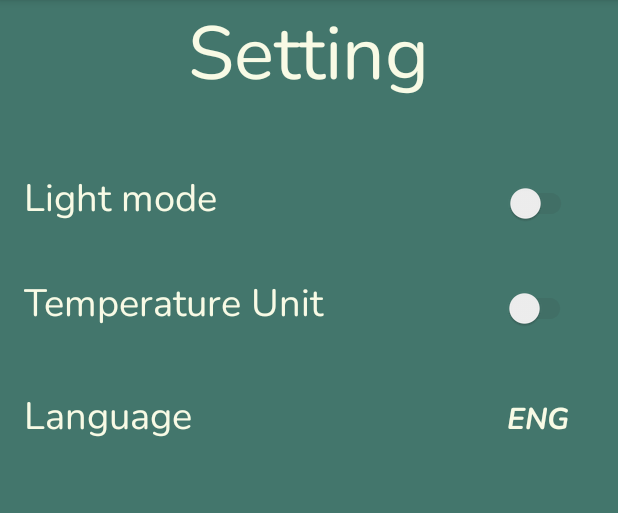
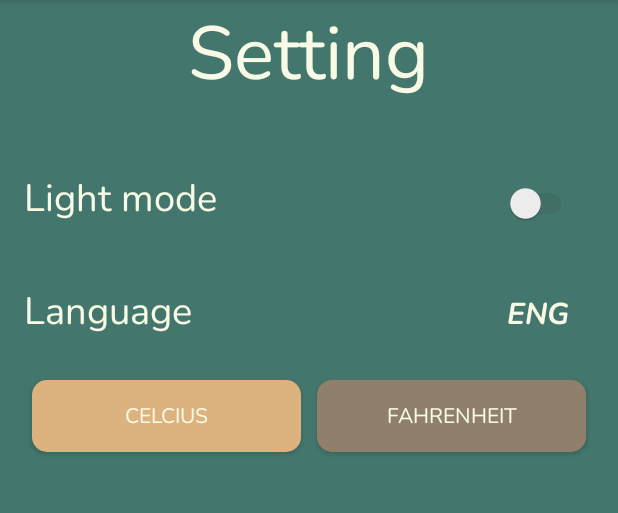
Before and after one commit to NHPI12/Group-Project-Soil-Condition-Analysis, an Android app: the setting screen opened directly, with no data from a screen before it, on a phone screen of 412 x 824 dp, the part 84-597 px from its top. Run offline under Robolectric (Android 15) with nearby library versions, the light colour scheme and no system bars.

Commit message:
Fix Settings UI (in progress)

```diff
--- a/soiCondition/app/src/main/AndroidManifest.xml
+++ b/soiCondition/app/src/main/AndroidManifest.xml
@@ -1,10 +1,8 @@
 <?xml version="1.0" encoding="utf-8"?>
 <manifest xmlns:android="http://schemas.android.com/apk/res/android"
     xmlns:tools="http://schemas.android.com/tools">
-
     <uses-permission android:name="android.permission.INTERNET" />
     <uses-permission android:name="android.permission.ACCESS_NETWORK_STATE" />
-
     <application
         android:allowBackup="true"
         android:dataExtractionRules="@xml/data_extraction_rules"
@@ -38,11 +36,9 @@
                 <action android:name="android.intent.action.MAIN" />
                 <category android:name="android.intent.category.LAUNCHER" />
             </intent-filter>
-
         </activity>
         <activity
             android:name=".plantListActivity"
             android:exported="false" />
     </application>
-
 </manifest>
--- a/soiCondition/app/src/main/java/vn/edu/usth/soicondition/MainActivity.java
+++ b/soiCondition/app/src/main/java/vn/edu/usth/soicondition/MainActivity.java
@@ -787,8 +787,8 @@ public class MainActivity extends AppCompatActivity implements SelectedPlantsAda
             }
         });
     }
-
     private void updateLineChart(LineChart lineChart, List<Entry> entries, String label, List<String> timestamps, int Value, int minValue, int maxValue) {
+        Collections.reverse(timestamps);
         int dataSize = entries.size();
         final List<Entry> finalEntries = new ArrayList<>(entries);
         final List<String> finalTimestamps = new ArrayList<>(timestamps);
@@ -821,6 +821,7 @@ public class MainActivity extends AppCompatActivity implements SelectedPlantsAda
                 }
             }
         });
+
         float overallAverage = calculateOverallAverage(finalEntries);
         // Dynamically set the limit line color based on the overall average
         Drawable chartBackground = determineChartBackgroundColor(overallAverage, Value);
--- a/soiCondition/app/src/main/java/vn/edu/usth/soicondition/network/DatabaseLocal/RetrofitDatabase.java
+++ b/soiCondition/app/src/main/java/vn/edu/usth/soicondition/network/DatabaseLocal/RetrofitDatabase.java
@@ -11,7 +11,7 @@ import vn.edu.usth.soicondition.network.ApiServiceDatabase;
 public class RetrofitDatabase {
     // private static final String BASE_URL = "http://172.31.99.32/codes/fetchdata.php/"; // USTH FLoor 4
     //private static final String BASE_URL = "http://192.168.1.150/codes/fetchdata.php/"; // 40th floor Tan Hoang Minh 4016
-    private static final String BASE_URL = "http://192.168.1.149/codes/fetchdata.php/"; // 42th floor Tan Hoang Minh 4217
+    private static final String BASE_URL = "http://192.168.68.113/codes/fetchdata.php/"; // Nha Anh Linh
     //private static final String BASE_URL = "http://192.168.50.149/codes/fetchdata.php/"; // Home floor 4
     //private static final String BASE_URL = "http://172.20.10.3/codes/fetchdata.php/"; // Nhat Anh Hotspot
     //private static final String BASE_URL = "http://10.10.15.132/codes/fetchdata.php/"; //USTH Student
--- a/soiCondition/app/src/main/java/vn/edu/usth/soicondition/setting.java
+++ b/soiCondition/app/src/main/java/vn/edu/usth/soicondition/setting.java
@@ -6,6 +6,7 @@ import androidx.annotation.NonNull;
 import androidx.appcompat.app.AppCompatActivity;
 import androidx.appcompat.app.AppCompatDelegate;
 import androidx.appcompat.widget.SwitchCompat;
+import androidx.core.content.ContextCompat;
 
 
 import android.annotation.SuppressLint;
@@ -21,6 +22,7 @@ import android.view.MotionEvent;
 import android.view.View;
 import android.widget.AdapterView;
 import android.widget.ArrayAdapter;
+import android.widget.Button;
 import android.widget.Spinner;
 import android.widget.Toast;
 import java.util.Objects;
@@ -32,8 +34,7 @@ public class setting extends AppCompatActivity {
     int lang;
     SharedPreferences sharedPreferences, sharedPreferences_tempvalue, sharedPreferences_tempmode, langspinPreference, whatlangPreference;
     SharedPreferences.Editor editor, editor_tempvalue, editor_mode, editlang, edit_whatlang;
-
-
+    private Button CelButton, FahButton;
     @SuppressLint("SetTextI18n")
     @Override
     protected void onCreate(Bundle savedInstanceState) {
@@ -41,7 +42,8 @@ public class setting extends AppCompatActivity {
         setContentView(R.layout.activity_setting);
         Objects.requireNonNull(getSupportActionBar()).setDisplayHomeAsUpEnabled(true);
 
-
+        CelButton = findViewById(R.id.CelciusButton);
+        FahButton = findViewById(R.id.FahrenheitButton);
         lightswitch = findViewById(R.id.lighswitch);
         sharedPreferences = getSharedPreferences("MODE", Context.MODE_PRIVATE);
         nightMode = sharedPreferences.getBoolean("nightMode", false);
@@ -68,42 +70,25 @@ public class setting extends AppCompatActivity {
         Objects.requireNonNull(getSupportActionBar()).setDisplayHomeAsUpEnabled(true);
 
 
-        //Tempunit
-        tempswitch = findViewById(R.id.tempswitch);
         tempValue = getIntent().getStringExtra("message");
 
         sharedPreferences_tempvalue = getSharedPreferences("MODE_TEMPVALUE", Context.MODE_PRIVATE);
         temperaTure = sharedPreferences_tempvalue.getString("temperaTure", "");
         sharedPreferences_tempmode = getSharedPreferences("MODE_TEMP", Context.MODE_PRIVATE);
         tempMode = sharedPreferences_tempmode.getBoolean("tempMode", false);
-
-        if (tempMode) {
-            tempswitch.setChecked(true);
+        if (!tempMode) {
+            // Celsius is the current mode
+            CelButton.setBackground(ContextCompat.getDrawable(getApplicationContext(), R.drawable.background_button_settings));
+            FahButton.setBackground(ContextCompat.getDrawable(getApplicationContext(), R.drawable.background_button_settings_dark));
+        } else {
+            // Fahrenheit is the current mode
+            FahButton.setBackground(ContextCompat.getDrawable(getApplicationContext(), R.drawable.background_button_settings));
+            CelButton.setBackground(ContextCompat.getDrawable(getApplicationContext(), R.drawable.background_button_settings_dark));
         }
-
-        tempswitch.setOnClickListener(view -> {
-            float tempunit = Float.parseFloat(tempValue);
-            if (tempMode == false) {
-                tempunit = (float) (tempunit*1.8 + 32);
-                editor_mode = sharedPreferences_tempmode.edit();
-                editor_mode.putBoolean("tempMode", true);
-            } else {
-                tempunit = (float) ((tempunit-32)/1.8);
-                editor_mode = sharedPreferences_tempmode.edit();
-                editor_mode.putBoolean("tempMode", false);
-            }
-            tempunit = (float) Math.floor(tempunit * 10) / 10;
-
-            editor_tempvalue = sharedPreferences_tempvalue.edit();
-            editor_tempvalue.putString("temperaTure", String.valueOf(tempunit));
-            editor_tempvalue.apply();
-            editor_mode.apply();
-        });
-
         /////lang
         Spinner spinner = findViewById(R.id.spinner);
         String[] lanGuage = {"ENG", "FRA", "VIE"};
-        CustomArrayAdapter customArrayAdapter = new CustomArrayAdapter(setting.this,R.layout.spinner_list,lanGuage);
+        CustomArrayAdapter customArrayAdapter = new CustomArrayAdapter(setting.this, R.layout.spinner_list, lanGuage);
         spinner.setAdapter(customArrayAdapter);
 
         langspinPreference = getSharedPreferences("Lang", Context.MODE_PRIVATE);
@@ -130,33 +115,43 @@ public class setting extends AppCompatActivity {
                     edit_whatlang = whatlangPreference.edit();
                     edit_whatlang.putString("whatlang", "fr");
 
-                }else{
+                } else {
                     edit_whatlang = whatlangPreference.edit();
-                    edit_whatlang.putString("whatland","vn");
+                    edit_whatlang.putString("whatland", "vn");
                 }
                 edit_whatlang.apply();
             }
+
             @Override
             public void onNothingSelected(AdapterView<?> parent) {
 
             }
         });
         spinner.setOnTouchListener((v, event) -> {
-            if (event.getAction() == MotionEvent.ACTION_UP){
+            if (event.getAction() == MotionEvent.ACTION_UP) {
                 customArrayAdapter.setDropDownShown(true);
                 v.performClick();
             }
             return false;
         });
+
+        CelButton.setOnClickListener(new View.OnClickListener() {
+            @Override
+            public void onClick(View v) {
+                FahButton.setBackground(ContextCompat.getDrawable(getApplicationContext(), R.drawable.background_button_settings_dark));
+                CelButton.setBackground(ContextCompat.getDrawable(getApplicationContext(), R.drawable.background_button_settings));
+                convertTemperatureAndSave(false);
+            }
+        });
+        FahButton.setOnClickListener(new View.OnClickListener() {
+            @Override
+            public void onClick(View v) {
+                CelButton.setBackground(ContextCompat.getDrawable(getApplicationContext(), R.drawable.background_button_settings_dark));
+                FahButton.setBackground(ContextCompat.getDrawable(getApplicationContext(), R.drawable.background_button_settings));
+                convertTemperatureAndSave(true);
+            }
+        });
     }
-
-
-    private void setAppLocale(@NonNull Context context, String localeCode){
-
-
-    }
-
-
     @Override
     public boolean onOptionsItemSelected(@NonNull MenuItem item) {
         // Handle action bar item clicks here
@@ -168,4 +163,31 @@ public class setting extends AppCompatActivity {
         }
         return super.onOptionsItemSelected(item);
     }
+    private void convertTemperatureAndSave(boolean toFahrenheit) {
+        // Assuming the original value is always in Celsius and stored in 'tempValue'
+        float originalTemp = Float.parseFloat(tempValue);
+        float convertedTemp;
+
+        // Check if the current mode is already Fahrenheit
+        if (toFahrenheit && !tempMode) {
+            // Convert from Celsius to Fahrenheit
+            convertedTemp = (originalTemp * 1.8f) + 32;
+        } else if (!toFahrenheit && tempMode) {
+            // Convert from Fahrenheit to Celsius
+            convertedTemp = (originalTemp - 32) / 1.8f;
+        } else {
+            // No conversion needed if the current mode matches the desired mode
+            convertedTemp = originalTemp;
+        }
+
+        convertedTemp = (float) Math.floor(convertedTemp * 10) / 10;
+
+        editor_tempvalue = sharedPreferences_tempvalue.edit();
+        editor_tempvalue.putString("temperaTure", String.valueOf(convertedTemp));
+        editor_tempvalue.apply();
+
+        editor_mode = sharedPreferences_tempmode.edit();
+        editor_mode.putBoolean("tempMode", toFahrenheit);
+        editor_mode.apply();
+    }
 }
--- /dev/null
+++ b/soiCondition/app/src/main/res/drawable/background_button_settings.xml
@@ -0,0 +1,5 @@
+<?xml version="1.0" encoding="utf-8"?>
+<shape xmlns:android="http://schemas.android.com/apk/res/android">
+    <solid android:color="@color/lightlilbrown" />
+    <corners android:radius="10dp" />
+</shape>
--- /dev/null
+++ b/soiCondition/app/src/main/res/drawable/background_button_settings_dark.xml
@@ -0,0 +1,5 @@
+<?xml version="1.0" encoding="utf-8"?>
+<shape xmlns:android="http://schemas.android.com/apk/res/android">
+    <solid android:color="@color/darklilbrown" />
+    <corners android:radius="10dp" />
+</shape>
--- a/soiCondition/app/src/main/res/layout/activity_main.xml
+++ b/soiCondition/app/src/main/res/layout/activity_main.xml
@@ -392,7 +392,6 @@
                     android:layout_width="wrap_content"
                     android:layout_height="wrap_content"
                     android:textSize="32sp"
-
                     style="@style/TextColorData"/>
                 <TextView
                     android:id="@+id/tempUnit"
--- a/soiCondition/app/src/main/res/layout/activity_plant_details.xml
+++ b/soiCondition/app/src/main/res/layout/activity_plant_details.xml
@@ -292,10 +292,11 @@
                 </androidx.cardview.widget.CardView>
                 <androidx.core.widget.NestedScrollView
                     android:layout_width="match_parent"
-                    android:layout_height="245dp">
+                    android:layout_height="wrap_content"
+                    android:layout_weight="1">
                     <androidx.cardview.widget.CardView
                         android:layout_width="match_parent"
-                        android:layout_height="wrap_content">
+                        android:layout_height="match_parent">
                         <TextView
                             android:id="@+id/descriptionDetails"
                             android:layout_width="match_parent"
@@ -321,6 +322,5 @@
                     android:textColor="@color/itemnavi"
                     android:textStyle="bold"
                     tools:ignore="SpeakableTextPresentCheck,VisualLintButtonSize" />
-
             </LinearLayout>
 </FrameLayout>
--- a/soiCondition/app/src/main/res/layout/activity_setting.xml
+++ b/soiCondition/app/src/main/res/layout/activity_setting.xml
@@ -13,7 +13,6 @@
         style="@style/ScreenBackground"
         tools:layout_editor_absoluteX="-42dp"
         tools:layout_editor_absoluteY="16dp">
-
         <TextView
             android:layout_width="wrap_content"
             android:layout_height="wrap_content"
@@ -21,12 +20,10 @@
             android:textColor="@color/lilwhite"
             android:text="@string/setting"
             android:textSize="50sp" />
-
         <LinearLayout
             android:layout_width="match_parent"
             android:layout_height="wrap_content"
             android:layout_marginTop="40dp">
-
             <TextView
                 android:id="@+id/lightmode"
                 android:layout_width="wrap_content"
@@ -48,29 +45,6 @@
 
         <LinearLayout
             android:layout_width="match_parent"
-            android:layout_height="wrap_content"
-            android:layout_marginTop="20dp">
-
-            <TextView
-                android:id="@+id/tempunit"
-                android:textColor="@color/lilwhite"
-                android:layout_width="228dp"
-                android:layout_height="wrap_content"
-                android:layout_marginEnd="70dp"
-                android:text="@string/temperature_unit"
-                android:textSize="25sp"/>
-
-            <androidx.appcompat.widget.SwitchCompat
-                android:id="@+id/tempswitch"
-                android:layout_width="70dp"
-                android:layout_height="50dp"
-                android:theme="@style/SCBSwitch"
-                tools:ignore="VisualLintBounds" />
-
-        </LinearLayout>
-
-        <LinearLayout
-            android:layout_width="match_parent"
             android:layout_height="57dp"
             android:layout_marginTop="20dp">
 
@@ -78,7 +52,6 @@
                 android:id="@+id/lang"
                 android:layout_width="wrap_content"
                 android:layout_height="wrap_content"
-
                 android:layout_marginEnd="200dp"
                 android:text="@string/language"
                 android:textColor="@color/lilwhite"
@@ -90,10 +63,30 @@
                 android:layout_height="57dp"
                 android:spinnerMode="dropdown"
                 tools:ignore="TouchTargetSizeCheck,VisualLintBounds" />
-
         </LinearLayout>
-
-
+        <LinearLayout
+            android:layout_width="match_parent"
+            android:layout_height="wrap_content"
+            android:layout_marginTop="10dp"
+            android:orientation="horizontal">
+            <Button
+                android:layout_width="wrap_content"
+                android:layout_height="wrap_content"
+                android:layout_weight="1"
+                android:textColor="@color/lilwhite"
+                android:background="@drawable/background_button_general"
+                android:id="@+id/CelciusButton"
+                android:layout_margin="5dp"
+                android:text="Celcius"/>
+            <Button
+                android:layout_width="wrap_content"
+                android:layout_weight="1"
+                android:layout_margin="5dp"
+                android:textColor="@color/lilwhite"
+                android:layout_height="wrap_content"
+                android:background="@drawable/background_button_general"
+                android:id="@+id/FahrenheitButton"
+                android:text="Fahrenheit"/>
+        </LinearLayout>
     </LinearLayout>
-
 </androidx.constraintlayout.widget.ConstraintLayout>
--- a/soiCondition/app/src/main/res/values-night/colors.xml
+++ b/soiCondition/app/src/main/res/values-night/colors.xml
@@ -4,5 +4,6 @@
     <color name="titleabc">@color/lilwhite</color>
     <color name="neutral">#35E8F8</color>
     <color name="buttonlilbrown">#152A38</color>
-
+    <color name="lightlilbrown">#205273</color>
+    <color name="darklilbrown">#101B22</color>
 </resources>
--- a/soiCondition/app/src/main/res/values/colors.xml
+++ b/soiCondition/app/src/main/res/values/colors.xml
@@ -14,6 +14,8 @@
     <color name="leaf">#43766C</color>
     <color name="lilwhite">#F8FAE5</color>
     <color name="lilbrown">#B19470</color>
+    <color name="darklilbrown">#8F7F6B</color>
+    <color name="lightlilbrown">#DCB27F</color>
     <color name="buttonlilbrown">#B19470</color>
     <color name="verybrown">#76453B</color>
     <color name="itemnavi">#76453B</color>
--- a/soiCondition/app/src/main/res/xml/network_security_config.xml
+++ b/soiCondition/app/src/main/res/xml/network_security_config.xml
@@ -3,11 +3,10 @@
     <domain-config cleartextTrafficPermitted="true">
         <domain includeSubdomains="true">172.31.99.32</domain>
         <domain includeSubdomains="true">192.168.1.150</domain>
-        <domain includeSubdomains="true">192.168.1.149</domain>
+        <domain includeSubdomains="true">192.168.68.113</domain>
         <domain includeSubdomains="true">192.168.50.149</domain>
         <domain includeSubdomains="true">172.20.10.3</domain>
         <domain includeSubdomains="true">192.168.68.105</domain>
         <domain includeSubdomains="true">10.10.15.132</domain>
-
     </domain-config>
 </network-security-config>
```
